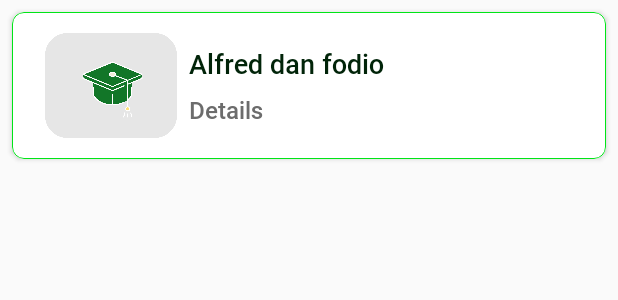
After one commit to Dablaze-ufc/EpiArfic-Mobile-App, an Android app: the layout recent_list_item.xml on its own in the app's theme, with its tools: preview values and no code run, on a phone screen of 412 x 824 dp. The commit adds this screen. Shown: the top 300 px of the screen. Run offline under Robolectric (Android 15) with nearby library versions, the phone set to English and light mode, and no system bars.

Commit message:
setup layout for recent data to display in

```diff
--- a/app/src/main/res/layout/fragment_recent.xml
+++ b/app/src/main/res/layout/fragment_recent.xml
@@ -18,6 +18,7 @@
         android:scrollbarStyle="outsideOverlay"
         android:scrollbars="vertical"
         app:layoutManager="androidx.recyclerview.widget.LinearLayoutManager"
+        tools:listitem="@layout/recent_list_item"
         />
 
 
--- /dev/null
+++ b/app/src/main/res/layout/recent_list_item.xml
@@ -0,0 +1,65 @@
+<?xml version="1.0" encoding="utf-8"?>
+<layout xmlns:android="http://schemas.android.com/apk/res/android"
+    xmlns:app="http://schemas.android.com/apk/res-auto"
+    xmlns:tools="http://schemas.android.com/tools">
+
+
+<com.google.android.material.card.MaterialCardView
+    android:layout_width="match_parent"
+    android:layout_height="wrap_content"
+    android:layout_marginStart="8dp"
+    android:layout_marginTop="8dp"
+    android:layout_marginEnd="8dp"
+    android:elevation="8dp"
+    app:cardCornerRadius="8dp"
+    app:contentPadding="6dp"
+    app:strokeColor="#00E517"
+    app:strokeWidth="0.6dp">
+
+    <androidx.constraintlayout.widget.ConstraintLayout
+        android:layout_width="match_parent"
+        android:layout_height="match_parent">
+
+        <TextView
+            android:id="@+id/text_tittle"
+            android:layout_width="0dp"
+            android:layout_height="wrap_content"
+            android:layout_marginStart="8dp"
+            android:layout_marginEnd="8dp"
+            android:fontFamily="@font/roboto_medium"
+            android:textColor="#012409"
+            android:textSize="18sp"
+            app:layout_constraintBottom_toTopOf="@+id/text_details"
+            app:layout_constraintEnd_toEndOf="parent"
+            app:layout_constraintStart_toEndOf="@+id/imageView2"
+            app:layout_constraintTop_toTopOf="@+id/imageView2"
+            tools:text="Alfred dan fodio" />
+
+        <ImageView
+            android:id="@+id/imageView2"
+            android:layout_width="88dp"
+            android:layout_height="70dp"
+            android:layout_marginStart="16dp"
+            android:layout_marginTop="8dp"
+            android:layout_marginBottom="8dp"
+            app:layout_constraintBottom_toBottomOf="parent"
+            app:layout_constraintStart_toStartOf="parent"
+            app:layout_constraintTop_toTopOf="parent"
+            app:srcCompat="@drawable/education_icon" />
+
+        <TextView
+            android:id="@+id/text_details"
+            android:layout_width="0dp"
+            android:layout_height="wrap_content"
+            android:layout_marginBottom="8dp"
+            android:fontFamily="@font/roboto_medium"
+            android:textColor="#6C6C6C"
+            android:textSize="16sp"
+            app:layout_constraintBottom_toBottomOf="@+id/imageView2"
+            app:layout_constraintEnd_toEndOf="@+id/text_tittle"
+            app:layout_constraintStart_toStartOf="@+id/text_tittle"
+            tools:text="Details" />
+    </androidx.constraintlayout.widget.ConstraintLayout>
+
+</com.google.android.material.card.MaterialCardView>
+</layout>
```
Also changed, not shown: app/src/main/res/drawable/education_icon.png (added), app/src/main/res/font/roboto_medium.ttf (added).
